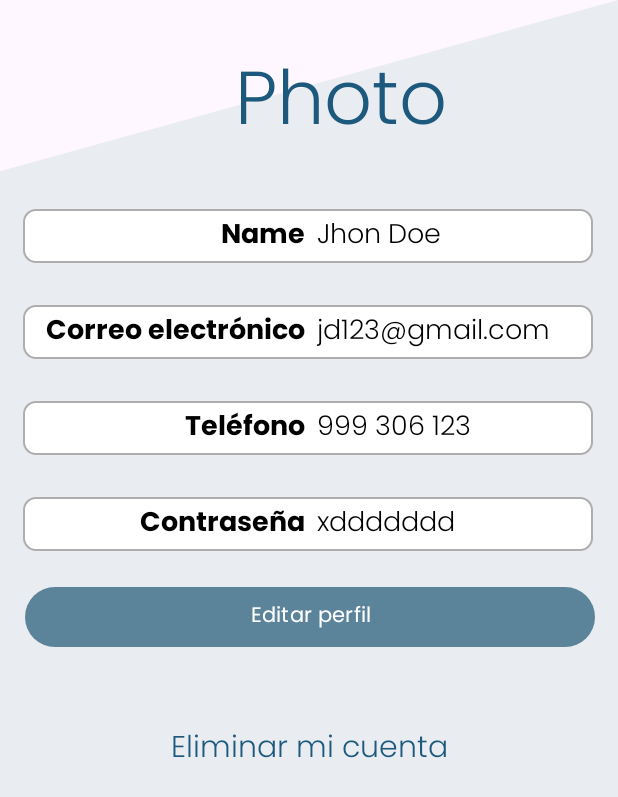
After one commit to PeaceApp-UPC-4438/PeaceApp-Mobile, an Android app: the layout profile_main.xml on its own in the app's theme, with its tools: preview values and no code run, on a phone screen of 412 x 824 dp. The commit adds this screen. Shown: the top 797 px of the screen. Run offline under Robolectric (Android 15) with nearby library versions, the phone set to English and light mode, and no system bars.

Commit message:
chore: add profile main frame

```diff
--- /dev/null
+++ b/app/src/main/res/drawable/profile_background.xml
@@ -0,0 +1,9 @@
+<vector xmlns:android="http://schemas.android.com/apk/res/android"
+    android:width="412dp"
+    android:height="681dp"
+    android:viewportWidth="412"
+    android:viewportHeight="681">
+    <path
+        android:fillColor="#E9ECF1"
+        android:pathData="M0,94.3638L412,0V681H0V94.3638Z"/>
+</vector>
--- /dev/null
+++ b/app/src/main/res/drawable/rounded_background.xml
@@ -0,0 +1,11 @@
+<shape xmlns:android="http://schemas.android.com/apk/res/android">
+    <solid android:color="@color/white"/> <!-- Color de fondo -->
+    <corners android:radius="8dp"/> <!-- Radio de las esquinas -->
+    <stroke android:color="#AFADAD" android:width="1dp"/> <!-- Borde -->
+    <size
+        android:width="200dp"
+        android:height="20dp"/> <!-- Tamaño -->
+    <padding
+        android:top="2dp"
+        android:bottom="2dp"/> <!-- Padding -->
+</shape>
--- a/app/src/main/res/layout/activity_main.xml
+++ b/app/src/main/res/layout/activity_main.xml
@@ -5,6 +5,7 @@
     android:id="@+id/main"
     android:layout_width="match_parent"
     android:layout_height="match_parent"
+    android:background="#CCF3F8"
     tools:context=".MainActivity">
 
     <TextView
--- /dev/null
+++ b/app/src/main/res/layout/profile_main.xml
@@ -0,0 +1,215 @@
+<androidx.constraintlayout.widget.ConstraintLayout xmlns:android="http://schemas.android.com/apk/res/android"
+    xmlns:app="http://schemas.android.com/apk/res-auto"
+    xmlns:tools="http://schemas.android.com/tools"
+    android:id="@+id/main"
+    android:background="@drawable/profile_background"
+    android:layout_width="match_parent"
+    android:layout_height="match_parent"
+    tools:context=".MainActivity">
+
+
+    <TextView
+        android:id="@+id/mainTxt"
+        android:layout_width="wrap_content"
+        android:layout_height="wrap_content"
+        android:fontFamily="@font/poppins_light"
+        android:text="Photo"
+        android:textColor="@color/peaceapp_blue"
+        android:textSize="50sp"
+        app:layout_constraintBottom_toBottomOf="parent"
+        app:layout_constraintEnd_toEndOf="parent"
+        app:layout_constraintHorizontal_bias="0.578"
+        app:layout_constraintStart_toStartOf="parent"
+        app:layout_constraintTop_toTopOf="parent"
+        app:layout_constraintVertical_bias="0.04" />
+
+    <androidx.constraintlayout.widget.ConstraintLayout
+        android:id="@+id/Layout_name"
+        android:layout_width="380dp"
+        android:layout_height="36dp"
+        android:layout_marginTop="28dp"
+        android:background="@drawable/rounded_background"
+        app:layout_constraintEnd_toEndOf="parent"
+        app:layout_constraintHorizontal_bias="0.483"
+        app:layout_constraintStart_toStartOf="parent"
+        app:layout_constraintTop_toBottomOf="@+id/mainTxt">
+
+        <TextView
+            android:id="@+id/txt_placeholder_name"
+            android:layout_width="wrap_content"
+            android:layout_height="wrap_content"
+            android:layout_marginEnd="8dp"
+            android:fontFamily="@font/poppins_bold"
+            android:gravity="end"
+            android:text="Name"
+            android:textColor="@color/black"
+            android:textSize="18sp"
+            app:layout_constraintBottom_toBottomOf="parent"
+            app:layout_constraintEnd_toStartOf="@+id/txt_user_name"
+            app:layout_constraintTop_toTopOf="parent" />
+
+        <TextView
+            android:id="@+id/txt_user_name"
+            android:layout_width="wrap_content"
+            android:layout_height="wrap_content"
+            android:layout_marginStart="196dp"
+            android:fontFamily="@font/poppins_light"
+            android:text="Jhon Doe"
+            android:textColor="@color/black"
+            android:textSize="18sp"
+            app:layout_constraintBottom_toBottomOf="parent"
+            app:layout_constraintEnd_toEndOf="txt_placeholder_name"
+            app:layout_constraintHorizontal_bias="0.786"
+            app:layout_constraintStart_toStartOf="parent"
+            app:layout_constraintTop_toTopOf="parent" />
+    </androidx.constraintlayout.widget.ConstraintLayout>
+
+    <androidx.constraintlayout.widget.ConstraintLayout
+        android:id="@+id/Layout_email"
+        android:layout_width="380dp"
+        android:layout_height="36dp"
+        android:layout_marginTop="28dp"
+        android:background="@drawable/rounded_background"
+        app:layout_constraintEnd_toEndOf="parent"
+        app:layout_constraintHorizontal_bias="0.483"
+        app:layout_constraintStart_toStartOf="parent"
+        app:layout_constraintTop_toBottomOf="@+id/Layout_name">
+
+        <TextView
+            android:id="@+id/txt_placeholder_email"
+            android:layout_width="wrap_content"
+            android:layout_height="wrap_content"
+            android:layout_marginEnd="8dp"
+            android:fontFamily="@font/poppins_bold"
+            android:gravity="end"
+            android:text="Correo electrónico"
+            android:textColor="@color/black"
+            android:textSize="18sp"
+            app:layout_constraintBottom_toBottomOf="parent"
+            app:layout_constraintEnd_toStartOf="@+id/txt_user_email"
+            app:layout_constraintTop_toTopOf="parent" />
+
+        <TextView
+            android:id="@+id/txt_user_email"
+            android:layout_width="wrap_content"
+            android:layout_height="wrap_content"
+            android:layout_marginStart="196dp"
+            android:fontFamily="@font/poppins_light"
+            android:text="jd123@gmail.com"
+            android:textColor="@color/black"
+            android:textSize="18sp"
+            app:layout_constraintBottom_toBottomOf="parent"
+            app:layout_constraintEnd_toEndOf="txt_placeholder_name"
+            app:layout_constraintHorizontal_bias="0.786"
+            app:layout_constraintStart_toStartOf="parent"
+            app:layout_constraintTop_toTopOf="parent" />
+    </androidx.constraintlayout.widget.ConstraintLayout>
+
+    <androidx.constraintlayout.widget.ConstraintLayout
+        android:id="@+id/Layout_phone"
+        android:layout_width="380dp"
+        android:layout_height="36dp"
+        android:layout_marginTop="28dp"
+        android:background="@drawable/rounded_background"
+        app:layout_constraintEnd_toEndOf="parent"
+        app:layout_constraintHorizontal_bias="0.483"
+        app:layout_constraintStart_toStartOf="parent"
+        app:layout_constraintTop_toBottomOf="@+id/Layout_email">
+
+        <TextView
+            android:id="@+id/txt_placeholder_phone"
+            android:layout_width="wrap_content"
+            android:layout_height="wrap_content"
+            android:layout_marginEnd="8dp"
+            android:fontFamily="@font/poppins_bold"
+            android:gravity="end"
+            android:text="Teléfono"
+            android:textColor="@color/black"
+            android:textSize="18sp"
+            app:layout_constraintBottom_toBottomOf="parent"
+            app:layout_constraintEnd_toStartOf="@+id/txt_user_phone"
+            app:layout_constraintTop_toTopOf="parent" />
+
+        <TextView
+            android:id="@+id/txt_user_phone"
+            android:layout_width="wrap_content"
+            android:layout_height="wrap_content"
+            android:layout_marginStart="196dp"
+            android:fontFamily="@font/poppins_light"
+            android:text="999 306 123"
+            android:textColor="@color/black"
+            android:textSize="18sp"
+            app:layout_constraintBottom_toBottomOf="parent"
+            app:layout_constraintEnd_toEndOf="txt_placeholder_name"
+            app:layout_constraintHorizontal_bias="0.786"
+            app:layout_constraintStart_toStartOf="parent"
+            app:layout_constraintTop_toTopOf="parent" />
+    </androidx.constraintlayout.widget.ConstraintLayout>
+
+    <androidx.constraintlayout.widget.ConstraintLayout
+        android:id="@+id/Layout_password"
+        android:layout_width="380dp"
+        android:layout_height="36dp"
+        android:layout_marginTop="28dp"
+        android:background="@drawable/rounded_background"
+        app:layout_constraintEnd_toEndOf="parent"
+        app:layout_constraintHorizontal_bias="0.483"
+        app:layout_constraintStart_toStartOf="parent"
+        app:layout_constraintTop_toBottomOf="@+id/Layout_phone">
+
+        <TextView
+            android:id="@+id/txt_placeholder_password"
+            android:layout_width="wrap_content"
+            android:layout_height="wrap_content"
+            android:layout_marginEnd="8dp"
+            android:fontFamily="@font/poppins_bold"
+            android:gravity="end"
+            android:text="Contraseña"
+            android:textColor="@color/black"
+            android:textSize="18sp"
+            app:layout_constraintBottom_toBottomOf="parent"
+            app:layout_constraintEnd_toStartOf="@+id/txt_user_password"
+            app:layout_constraintTop_toTopOf="parent" />
+
+        <TextView
+            android:id="@+id/txt_user_password"
+            android:layout_width="wrap_content"
+            android:layout_height="wrap_content"
+            android:layout_marginStart="196dp"
+            android:fontFamily="@font/poppins_light"
+            android:text="xddddddd"
+            android:textColor="@color/black"
+            android:textSize="18sp"
+            app:layout_constraintBottom_toBottomOf="parent"
+            app:layout_constraintEnd_toEndOf="txt_placeholder_name"
+            app:layout_constraintHorizontal_bias="0.786"
+            app:layout_constraintStart_toStartOf="parent"
+            app:layout_constraintTop_toTopOf="parent" />
+    </androidx.constraintlayout.widget.ConstraintLayout>
+
+    <Button
+        android:id="@+id/btnEditar"
+        android:layout_width="380dp"
+        android:layout_height="wrap_content"
+        android:layout_margin="20dp"
+        android:layout_marginTop="76dp"
+        android:text="Editar perfil"
+        app:layout_constraintEnd_toEndOf="parent"
+        app:layout_constraintHorizontal_bias="0.498"
+        app:layout_constraintStart_toStartOf="parent"
+        app:layout_constraintTop_toBottomOf="@+id/Layout_password" />
+
+    <TextView
+        android:id="@+id/btnEliminar"
+        android:layout_width="wrap_content"
+        android:layout_height="wrap_content"
+        android:layout_marginTop="48dp"
+        android:fontFamily="@font/poppins_light"
+        android:text="Eliminar mi cuenta"
+        android:textColor="@color/peaceapp_blue"
+        android:textSize="20sp"
+        app:layout_constraintEnd_toEndOf="parent"
+        app:layout_constraintStart_toStartOf="parent"
+        app:layout_constraintTop_toBottomOf="@+id/btnEditar" />
+
+</androidx.constraintlayout.widget.ConstraintLayout>
```
